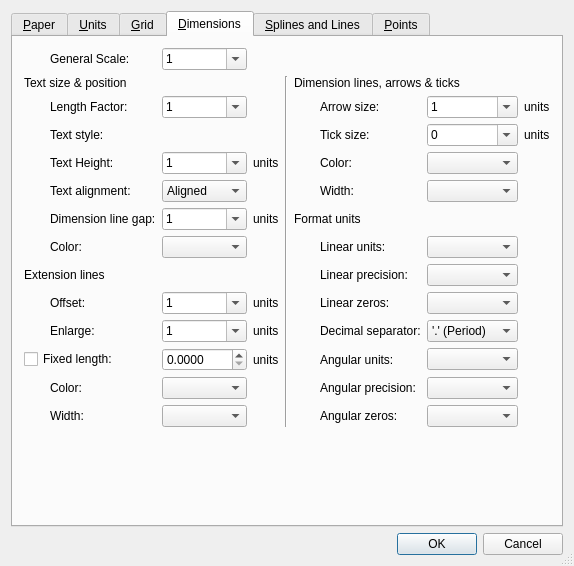
This is librecad/src/ui/dialogs/settings/options_drawing/qg_dlgoptionsdrawing.ui in LibreCAD/LibreCAD as Qt 5 draws it before an edit. The edited form follows.
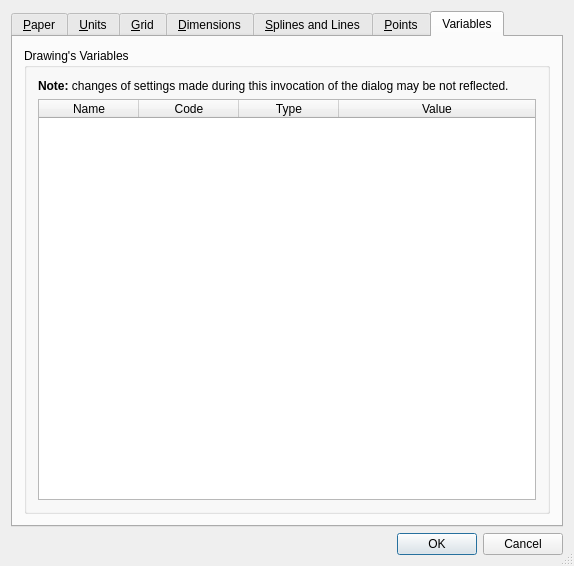
This is the edited form. Icons and pictures are not drawn. Custom widgets are drawn as their Qt base class.

The edit to the form file:
```diff
--- a/librecad/src/ui/dialogs/settings/options_drawing/qg_dlgoptionsdrawing.ui
+++ b/librecad/src/ui/dialogs/settings/options_drawing/qg_dlgoptionsdrawing.ui
@@ -27,7 +27,7 @@
    <item row="0" column="0">
     <widget class="QTabWidget" name="tabWidget">
      <property name="currentIndex">
-      <number>3</number>
+      <number>6</number>
      </property>
      <widget class="QWidget" name="tab1">
       <attribute name="title">
@@ -2923,6 +2923,68 @@
        </item>
       </layout>
      </widget>
+     <widget class="QWidget" name="tab">
+      <attribute name="title">
+       <string>Variables</string>
+      </attribute>
+      <layout class="QGridLayout" name="gridLayout_18">
+       <item row="0" column="0">
+        <widget class="QGroupBox" name="groupBox_5">
+         <property name="title">
+          <string>Drawing's Variables</string>
+         </property>
+         <layout class="QGridLayout" name="gridLayout_19">
+          <item row="0" column="0">
+           <widget class="QLabel" name="label_19">
+            <property name="text">
+             <string>&lt;b&gt;Note:&lt;/b&gt; changes of settings made during this invocation of the dialog may be not reflected.</string>
+            </property>
+           </widget>
+          </item>
+          <item row="1" column="0">
+           <widget class="QTableWidget" name="tabVariables">
+            <property name="editTriggers">
+             <set>QAbstractItemView::NoEditTriggers</set>
+            </property>
+            <property name="columnCount">
+             <number>4</number>
+            </property>
+            <attribute name="horizontalHeaderShowSortIndicator" stdset="0">
+             <bool>true</bool>
+            </attribute>
+            <attribute name="horizontalHeaderStretchLastSection">
+             <bool>true</bool>
+            </attribute>
+            <attribute name="verticalHeaderVisible">
+             <bool>false</bool>
+            </attribute>
+            <column>
+             <property name="text">
+              <string>Name</string>
+             </property>
+            </column>
+            <column>
+             <property name="text">
+              <string>Code</string>
+             </property>
+            </column>
+            <column>
+             <property name="text">
+              <string>Type</string>
+             </property>
+            </column>
+            <column>
+             <property name="text">
+              <string>Value</string>
+             </property>
+            </column>
+           </widget>
+          </item>
+         </layout>
+        </widget>
+       </item>
+      </layout>
+     </widget>
     </widget>
    </item>
   </layout>
```
